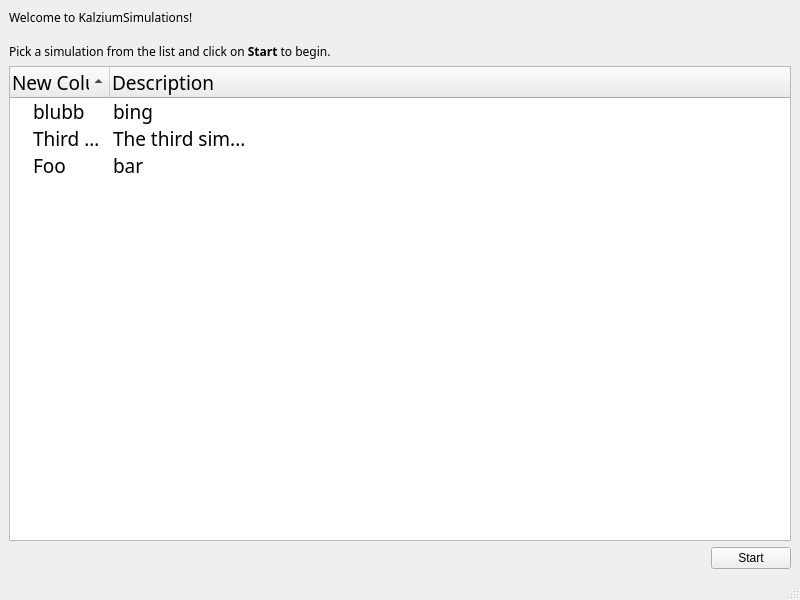
Above: simulations/maindialog.ui from KDE/kalzium before the change. Below: the same form after it.
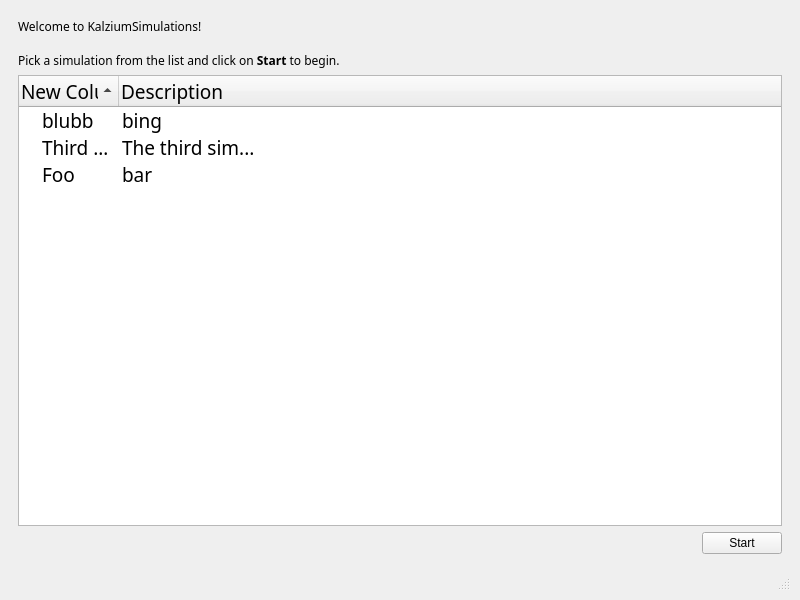
That is the form after the change.

Diff of the .ui file:
```diff
--- a/simulations/maindialog.ui
+++ b/simulations/maindialog.ui
@@ -2,8 +2,8 @@
  <author></author>
  <comment></comment>
  <exportmacro></exportmacro>
- <class>MainWindow</class>
- <widget class="QMainWindow" name="MainWindow" >
+ <class>MainDialog</class>
+ <widget class="QWidget" name="MainDialog" >
   <property name="geometry" >
    <rect>
     <x>0</x>
@@ -15,7 +15,17 @@
   <property name="windowTitle" >
    <string>KalziumSimulations</string>
   </property>
-  <widget class="QWidget" name="centralwidget" >
+  <layout class="QGridLayout" >
+   <property name="margin" >
+    <number>9</number>
+   </property>
+   <property name="spacing" >
+    <number>6</number>
+   </property>
+   <item row="1" column="0" >
+    <widget class="QStatusBar" name="statusbar" />
+   </item>
+   <item row="0" column="0" >
    <layout class="QGridLayout" >
     <property name="margin" >
      <number>9</number>
@@ -106,17 +116,8 @@
      </spacer>
     </item>
    </layout>
-  </widget>
-  <widget class="QStatusBar" name="statusbar" >
-   <property name="geometry" >
-    <rect>
-     <x>0</x>
-     <y>581</y>
-     <width>800</width>
-     <height>19</height>
-    </rect>
-   </property>
-  </widget>
+   </item>
+  </layout>
  </widget>
  <pixmapfunction></pixmapfunction>
  <resources/>
```
Lines whose indentation alone changed are shown as unchanged.
